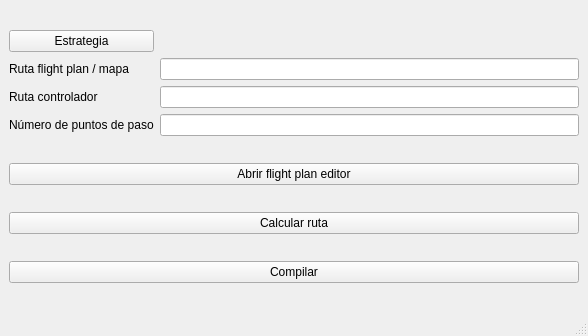
First picture: the form in src/widgets/mainwindow.ui, repository UCM-237/PprzGCS, before the edit.
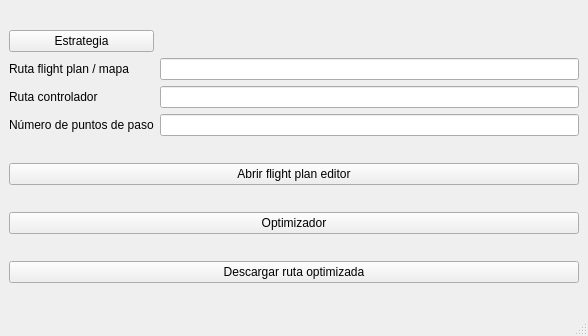
Second picture: the form after the edit.

Commit message: Códigos con rutas relativas

What changed in the file:
```diff
--- a/src/widgets/mainwindow.ui
+++ b/src/widgets/mainwindow.ui
@@ -70,14 +70,14 @@
     <item>
      <widget class="QPushButton" name="button_optimizacion">
       <property name="text">
-       <string>Calcular ruta</string>
+       <string>Optimizador</string>
       </property>
      </widget>
     </item>
     <item>
      <widget class="QPushButton" name="button_compilacion">
       <property name="text">
-       <string>Compilar</string>
+       <string>Descargar ruta optimizada</string>
       </property>
      </widget>
     </item>
```
The commit also changes 8 other files.
